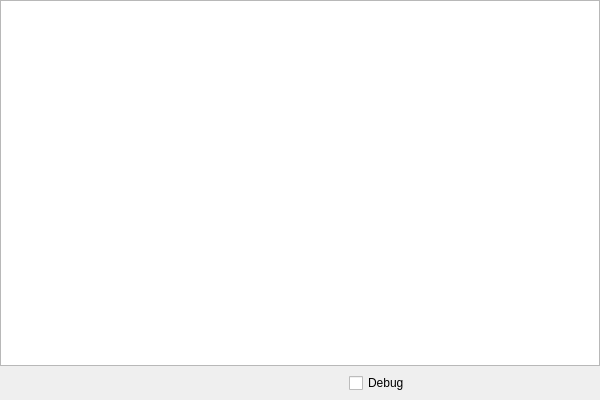
First picture: the form in Dungeon Generator/DungeonGenerator.ui, repository rivix666/Dungeon-Generator, before the edit.
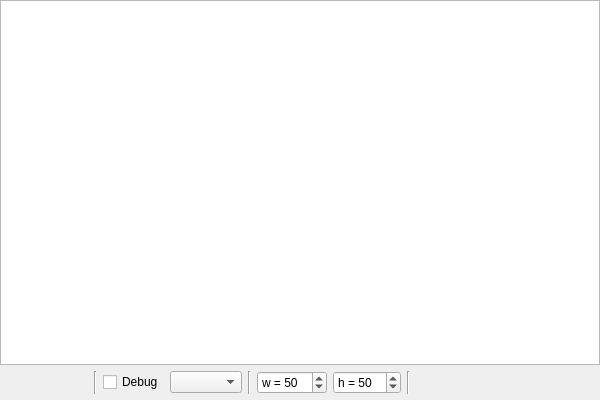
Second picture: the form after the edit. Icons and pictures are not drawn.

```diff
--- a/Dungeon Generator/DungeonGenerator.ui
+++ b/Dungeon Generator/DungeonGenerator.ui
@@ -61,6 +61,13 @@
         </property>
        </spacer>
       </item>
+      <item>
+       <widget class="Line" name="line_2">
+        <property name="orientation">
+         <enum>Qt::Vertical</enum>
+        </property>
+       </widget>
+      </item>
       <item>
        <widget class="QCheckBox" name="checkBox_debug">
         <property name="text">
@@ -68,6 +75,55 @@
         </property>
        </widget>
       </item>
+      <item>
+       <widget class="QComboBox" name="comboBox_debug"/>
+      </item>
+      <item>
+       <widget class="Line" name="line_3">
+        <property name="orientation">
+         <enum>Qt::Vertical</enum>
+        </property>
+       </widget>
+      </item>
+      <item>
+       <widget class="QSpinBox" name="spinBox_width">
+        <property name="toolTip">
+         <string>Dungeon Width (WARNING: Values bigger than 200 may result in stack overflow!)</string>
+        </property>
+        <property name="prefix">
+         <string>w = </string>
+        </property>
+        <property name="maximum">
+         <number>500</number>
+        </property>
+        <property name="value">
+         <number>50</number>
+        </property>
+       </widget>
+      </item>
+      <item>
+       <widget class="QSpinBox" name="spinBox_height">
+        <property name="toolTip">
+         <string>Dungeon Height (WARNING: Values bigger than 200 may result in stack overflow!)</string>
+        </property>
+        <property name="prefix">
+         <string>h = </string>
+        </property>
+        <property name="maximum">
+         <number>500</number>
+        </property>
+        <property name="value">
+         <number>50</number>
+        </property>
+       </widget>
+      </item>
+      <item>
+       <widget class="Line" name="line">
+        <property name="orientation">
+         <enum>Qt::Vertical</enum>
+        </property>
+       </widget>
+      </item>
       <item>
        <widget class="QPushButton" name="pushButton_zoomOut">
         <property name="toolTip">
```
